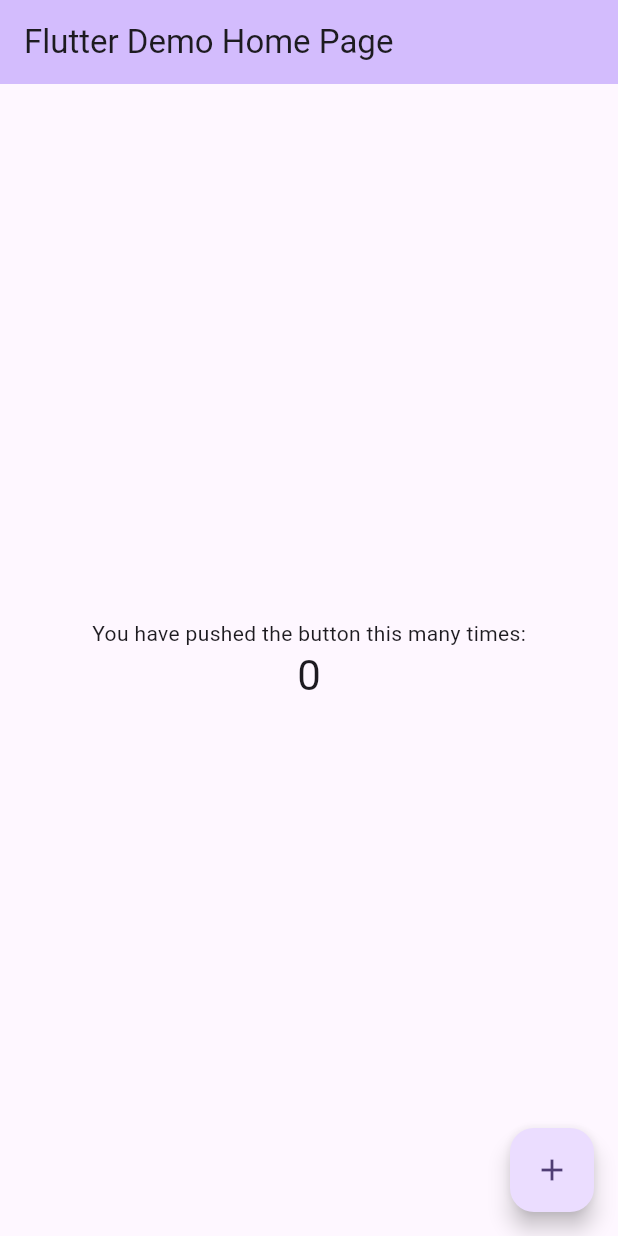
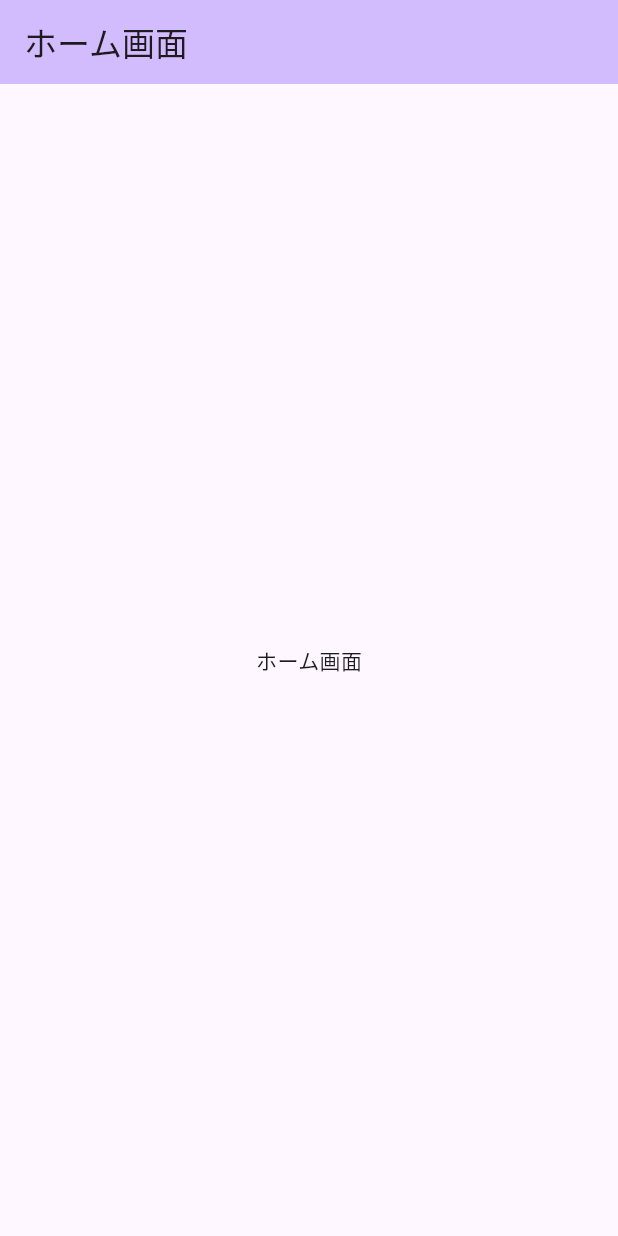
Before and after one commit to Ru2Lu/daily_spend_tracker, a Flutter app: the screen it shows after launch, on a phone screen of 412 x 824 dp. Run offline on Flutter 3.47's test engine with Material 3 defaults, Android fonts, the phone set to English and light mode, and no system bars.

Commit message:
ホーム画面の追加

```diff
--- a/lib/main.dart
+++ b/lib/main.dart
@@ -1,3 +1,4 @@
+import 'package:daily_spend_tracker/screens/home_screen.dart';
 import 'package:flutter/material.dart';
 
 void main() {
@@ -7,119 +8,15 @@ void main() {
 class MyApp extends StatelessWidget {
   const MyApp({super.key});
 
-  // This widget is the root of your application.
   @override
   Widget build(BuildContext context) {
     return MaterialApp(
-      title: 'Flutter Demo',
+      title: '毎日収支管理',
       theme: ThemeData(
-        // This is the theme of your application.
-        //
-        // TRY THIS: Try running your application with "flutter run". You'll see
-        // the application has a purple toolbar. Then, without quitting the app,
-        // try changing the seedColor in the colorScheme below to Colors.green
-        // and then invoke "hot reload" (save your changes or press the "hot
-        // reload" button in a Flutter-supported IDE, or press "r" if you used
-        // the command line to start the app).
-        //
-        // Notice that the counter didn't reset back to zero; the application
-        // state is not lost during the reload. To reset the state, use hot
-        // restart instead.
-        //
-        // This works for code too, not just values: Most code changes can be
-        // tested with just a hot reload.
         colorScheme: ColorScheme.fromSeed(seedColor: Colors.deepPurple),
         useMaterial3: true,
       ),
-      home: const MyHomePage(title: 'Flutter Demo Home Page'),
+      home: const HomeScreen(),
     );
   }
 }
-
-class MyHomePage extends StatefulWidget {
-  const MyHomePage({super.key, required this.title});
-
-  // This widget is the home page of your application. It is stateful, meaning
-  // that it has a State object (defined below) that contains fields that affect
-  // how it looks.
-
-  // This class is the configuration for the state. It holds the values (in this
-  // case the title) provided by the parent (in this case the App widget) and
-  // used by the build method of the State. Fields in a Widget subclass are
-  // always marked "final".
-
-  final String title;
-
-  @override
-  State<MyHomePage> createState() => _MyHomePageState();
-}
-
-class _MyHomePageState extends State<MyHomePage> {
-  int _counter = 0;
-
-  void _incrementCounter() {
-    setState(() {
-      // This call to setState tells the Flutter framework that something has
-      // changed in this State, which causes it to rerun the build method below
-      // so that the display can reflect the updated values. If we changed
-      // _counter without calling setState(), then the build method would not be
-      // called again, and so nothing would appear to happen.
-      _counter++;
-    });
-  }
-
-  @override
-  Widget build(BuildContext context) {
-    // This method is rerun every time setState is called, for instance as done
-    // by the _incrementCounter method above.
-    //
-    // The Flutter framework has been optimized to make rerunning build methods
-    // fast, so that you can just rebuild anything that needs updating rather
-    // than having to individually change instances of widgets.
-    return Scaffold(
-      appBar: AppBar(
-        // TRY THIS: Try changing the color here to a specific color (to
-        // Colors.amber, perhaps?) and trigger a hot reload to see the AppBar
-        // change color while the other colors stay the same.
-        backgroundColor: Theme.of(context).colorScheme.inversePrimary,
-        // Here we take the value from the MyHomePage object that was created by
-        // the App.build method, and use it to set our appbar title.
-        title: Text(widget.title),
-      ),
-      body: Center(
-        // Center is a layout widget. It takes a single child and positions it
-        // in the middle of the parent.
-        child: Column(
-          // Column is also a layout widget. It takes a list of children and
-          // arranges them vertically. By default, it sizes itself to fit its
-          // children horizontally, and tries to be as tall as its parent.
-          //
-          // Column has various properties to control how it sizes itself and
-          // how it positions its children. Here we use mainAxisAlignment to
-          // center the children vertically; the main axis here is the vertical
-          // axis because Columns are vertical (the cross axis would be
-          // horizontal).
-          //
-          // TRY THIS: Invoke "debug painting" (choose the "Toggle Debug Paint"
-          // action in the IDE, or press "p" in the console), to see the
-          // wireframe for each widget.
-          mainAxisAlignment: MainAxisAlignment.center,
-          children: <Widget>[
-            const Text(
-              'You have pushed the button this many times:',
-            ),
-            Text(
-              '$_counter',
-              style: Theme.of(context).textTheme.headlineMedium,
-            ),
-          ],
-        ),
-      ),
-      floatingActionButton: FloatingActionButton(
-        onPressed: _incrementCounter,
-        tooltip: 'Increment',
-        child: const Icon(Icons.add),
-      ), // This trailing comma makes auto-formatting nicer for build methods.
-    );
-  }
-}
--- /dev/null
+++ b/lib/screens/home_screen.dart
@@ -0,0 +1,20 @@
+import 'package:flutter/material.dart';
+
+class HomeScreen extends StatelessWidget {
+  const HomeScreen({super.key});
+
+  @override
+  Widget build(BuildContext context) {
+    return Scaffold(
+      appBar: AppBar(
+        backgroundColor: Theme.of(context).colorScheme.inversePrimary,
+        title: const Text('ホーム画面'),
+      ),
+      body: const Center(
+        child: Text(
+          'ホーム画面',
+        ),
+      ),
+    );
+  }
+}
```
